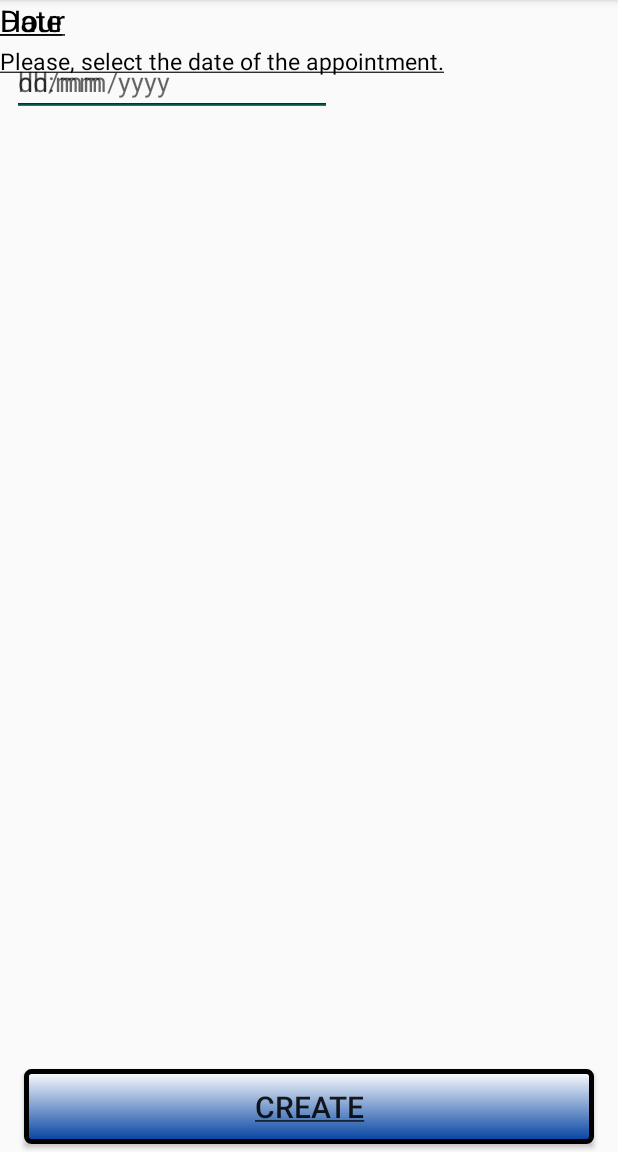
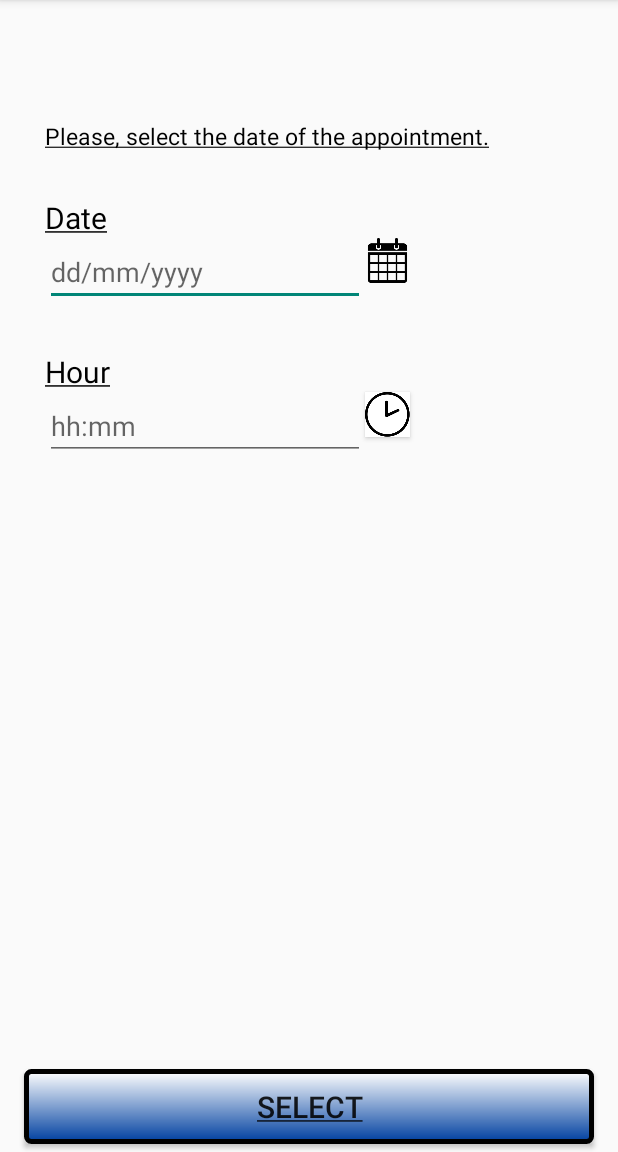
Before and after one commit to fabiansvensson/Olivia_Fabian, an Android app: the layout activity_askappointment.xml on its own in the app's theme, with its tools: preview values and no code run, on a phone screen of 412 x 824 dp, the part 84-1236 px from its top. Run offline under Robolectric (Android 15) with nearby library versions, the phone set to English and light mode, and no system bars.

Commit message:
Clases de vistas

```diff
--- a/app/src/main/res/layout/activity_askappointment.xml
+++ b/app/src/main/res/layout/activity_askappointment.xml
@@ -41,15 +41,16 @@
     <RelativeLayout
         android:layout_width="match_parent"
         android:layout_height="match_parent"
-        android:layout_below="@id/my_toolbar">
+        android:layout_below="@id/my_toolbar"
+        android:paddingLeft="30dp">
         <TextView
-            android:id="@+id/name"
+            android:id="@+id/askappointmentmessage"
             android:layout_width="wrap_content"
             android:textColor="@color/black"
             android:textSize="15dp"
             android:text="@string/askappointmentmessage"
             android:layout_height="wrap_content"
-            android:paddingTop="30dp"/>
+            android:paddingTop="80dp"/>
         <TextView
             android:id="@+id/date"
             android:layout_width="wrap_content"
@@ -57,6 +58,9 @@
             android:textSize="20dp"
             android:text="@string/date"
             android:layout_height="wrap_content"
+            android:layout_below="@id/askappointmentmessage"
+            android:paddingTop="30dp"
+
             />
         <EditText
             android:id="@+id/et_mostrar_fecha_picker"
@@ -65,11 +69,19 @@
             android:ems="10"
             android:inputType="date"
             android:hint="@string/formato_fecha"
-            android:layout_marginStart="8dp"
             app:layout_constraintLeft_toLeftOf="parent"
-            android:layout_marginTop="32dp"
-            app:layout_constraintTop_toBottomOf="@id/date" />
+            app:layout_constraintTop_toBottomOf="@id/date"
+            android:layout_below="@id/date"/>
 
+        <TextView
+            android:id="@+id/hour"
+            android:layout_width="wrap_content"
+            android:textColor="@color/black"
+            android:textSize="20dp"
+            android:text="@string/hour"
+            android:layout_height="wrap_content"
+            android:layout_below="@id/et_mostrar_fecha_picker"
+            android:paddingTop="30dp"/>
         <EditText
             android:id="@+id/et_mostrar_hora_picker"
             android:layout_width="wrap_content"
@@ -77,29 +89,32 @@
             android:ems="10"
             android:inputType="time"
             android:hint="@string/formato_hora"
-            android:layout_marginTop="32dp"
-            app:layout_constraintTop_toBottomOf="@+id/et_mostrar_fecha_picker"
-            android:layout_marginStart="8dp"
-            app:layout_constraintLeft_toLeftOf="parent" />
-        <TextView
-            android:id="@+id/password"
-            android:layout_width="wrap_content"
-            android:textColor="@color/black"
-            android:textSize="20dp"
-            android:text="@string/hour"
-            android:layout_height="wrap_content" />
-
+            android:layout_below="@id/hour"/>
+        <Button
+            android:layout_width="30dp"
+            android:layout_height="30dp"
+            android:background="@drawable/cal"
+            android:layout_toRightOf="@id/et_mostrar_fecha_picker"
+            android:layout_below="@id/date"
+            />
+        <Button
+            android:layout_width="30dp"
+            android:layout_height="30dp"
+            android:background="@drawable/hour"
+            android:layout_toRightOf="@id/et_mostrar_hora_picker"
+            android:layout_below="@id/hour"
+            />
     </RelativeLayout>
 
 
 
     <Button
-        android:id="@+id/createbutton"
+        android:id="@+id/select"
         android:layout_width="380dp"
         android:layout_centerHorizontal="true"
         android:layout_alignParentBottom="true"
         android:layout_height="50dp"
-        android:text="@string/create"
+        android:text="@string/select"
         android:layout_marginBottom="5dp"
         android:background="@drawable/button_border"
         android:textSize="20dp"/>
```
Also changed, not shown: app/src/main/res/drawable/cal.jpg (added), app/src/main/res/drawable/hour.png (added).
